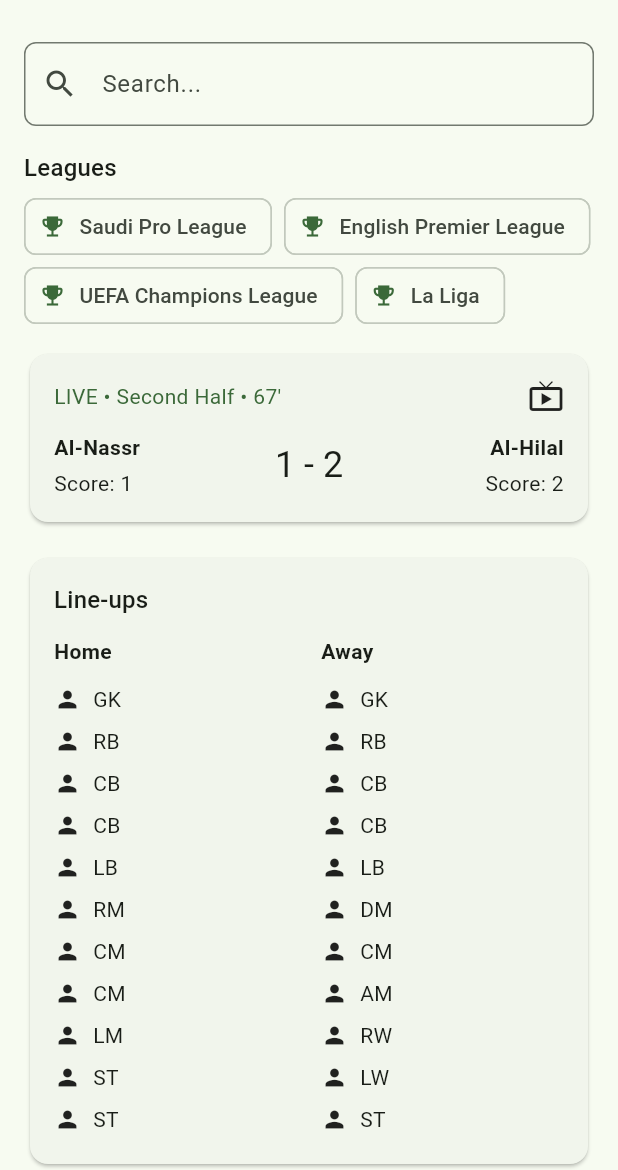
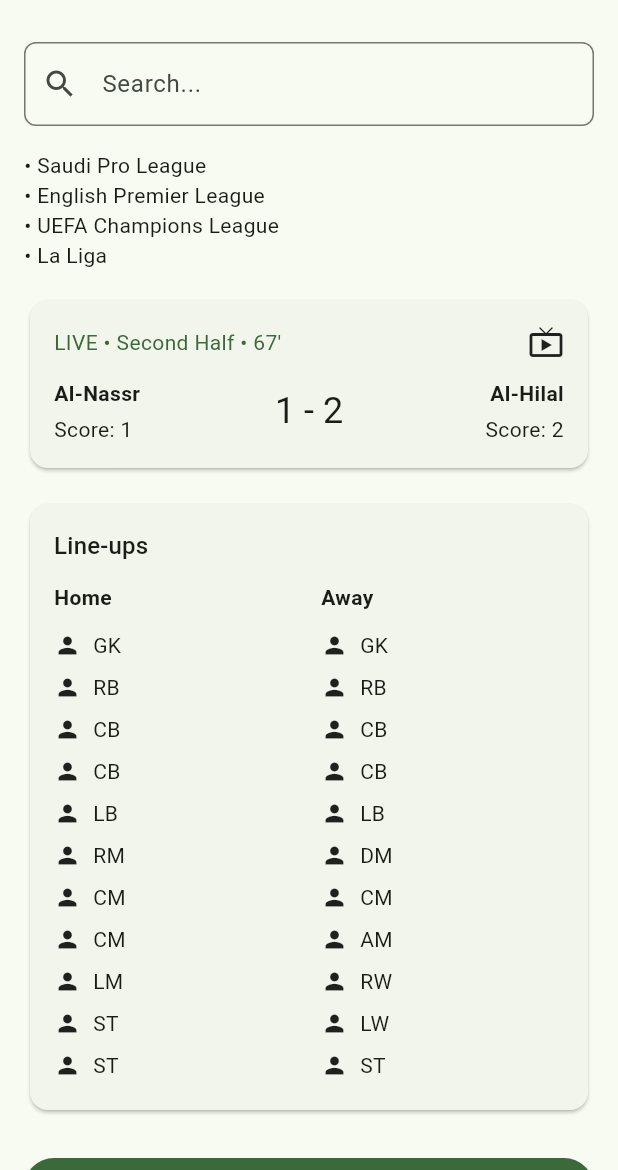
Before and after one commit to aaaa110778-web/top1, a Flutter app: the screen it shows after launch, on a phone screen of 412 x 824 dp, the part 66-1236 px from its top. Run offline on Flutter 3.47's test engine with Material 3 defaults, Android fonts, the phone set to English and light mode, and no system bars.

Commit message:
Update league_section.dart

```diff
--- a/lib/widgets/league_section.dart
+++ b/lib/widgets/league_section.dart
@@ -8,21 +8,7 @@
   Widget build(BuildContext context) {
     return Column(
       crossAxisAlignment: CrossAxisAlignment.start,
-      children: [
-        Text('Leagues', style: Theme.of(context).textTheme.titleMedium),
-        const SizedBox(height: 8),
-        Wrap(
-          spacing: 8,
-          runSpacing: 8,
-          children: leagues.map((l) {
-            return Chip(
-              label: Text(l),
-              avatar: const Icon(Icons.emoji_events),
-              materialTapTargetSize: MaterialTapTargetSize.shrinkWrap,
-            );
-          }).toList(),
-        ),
-      ],
+      children: leagues.map((league) => Text("• $league")).toList(),
     );
   }
 }
```
